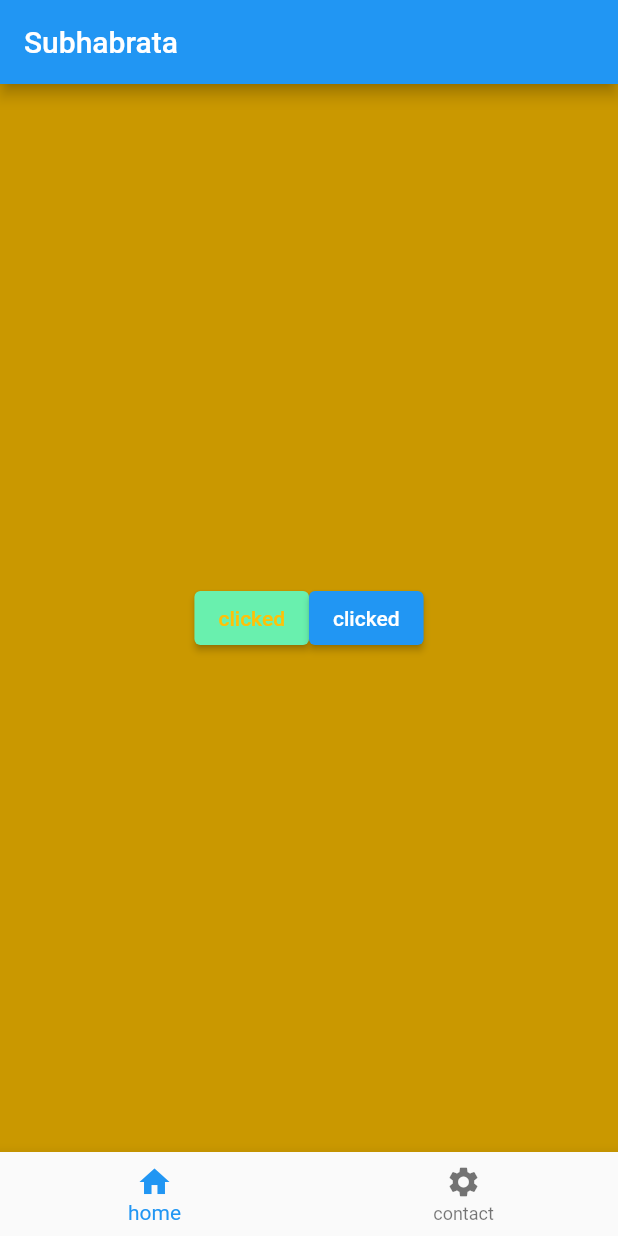
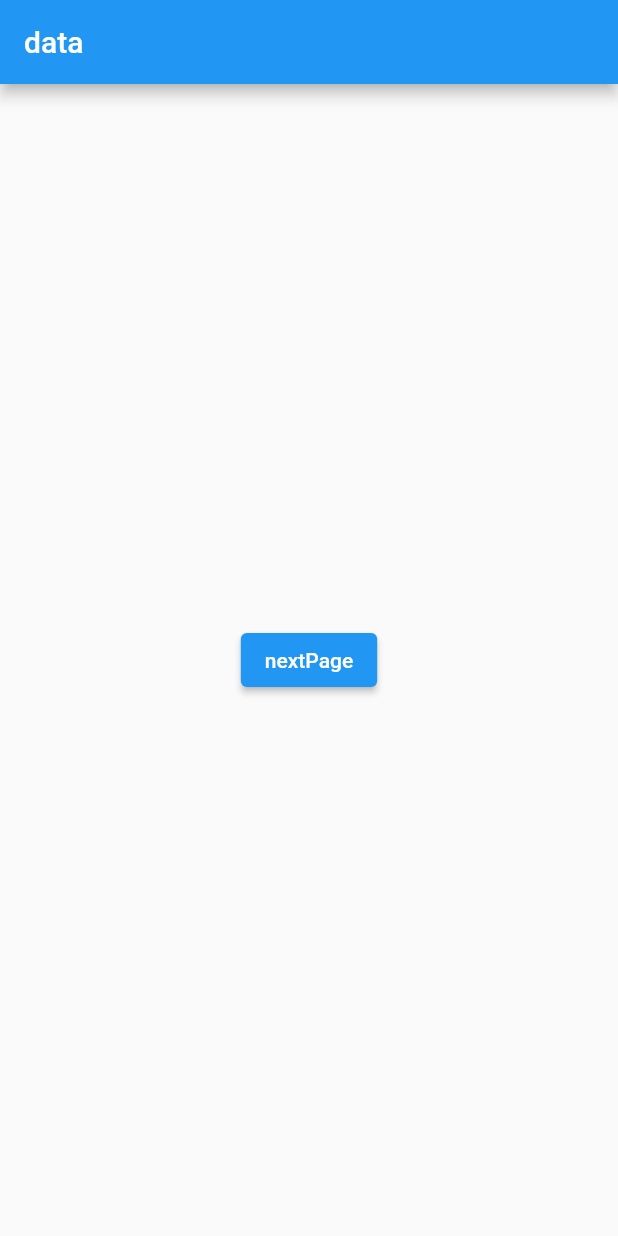
Before and after one commit to subhabratamajee/flutter_first_app, a Flutter app: the screen it shows after launch, on a phone screen of 412 x 824 dp. Run offline on Flutter 3.47's test engine with Material 2 defaults, Android fonts, the phone set to English and light mode, and no system bars.

Commit message:
page change

```diff
--- a/lib/main.dart
+++ b/lib/main.dart
@@ -1,71 +1,57 @@
+
 import 'package:flutter/material.dart';
 
 void main() {
-  runApp(MyApp());
+  runApp(const MyApp());
 }
 
-class MyApp extends StatefulWidget {
-  MyApp({super.key});
+class  MyApp extends StatelessWidget {
+  const MyApp({super.key});
 
   @override
-  State<MyApp> createState() => _MyAppState();
-}
-
-class _MyAppState extends State<MyApp> {
-  String buttonName = "clicked";
-  int currentIndex = 0;
-  @override
   Widget build(BuildContext context) {
-    return MaterialApp(
-      home: Scaffold(
-        appBar: AppBar(
-          title: const Text('Subhabrata'),
-        ),
-        body: Center(
-            child: currentIndex==0? Container(
-          color: Color.fromARGB(255, 202, 152, 0),
-          width: double.infinity,
-          height: double.infinity,
-          child: Row(
-              mainAxisAlignment: MainAxisAlignment.center,
-              crossAxisAlignment: CrossAxisAlignment.center,
-              children: [
-                ElevatedButton(
-                    style: ElevatedButton.styleFrom(
-                      primary: Colors.greenAccent,
-                      onPrimary: Colors.amber,
-                    ),
-                    onPressed: () {
-                      setState(() {
-                        buttonName = buttonName;
-                      });
-                    },
-                    child: Text(buttonName)),
-                ElevatedButton(
-                    onPressed: () {
-                      setState(() {
-                        buttonName = 'majee';
-                      });
-                    },
-                    child: Text(buttonName))
-              ]),
-        ):Image.asset('images/abc.jpeg')
-        ),
-        bottomNavigationBar: BottomNavigationBar(
-          items: const [
-            BottomNavigationBarItem(label: 'home', icon: Icon(Icons.home)),
-            BottomNavigationBarItem(
-                label: 'contact', icon: Icon(Icons.settings))
-          ],
-          currentIndex: currentIndex,
-          onTap: (int index) {
-            setState(() {
-              currentIndex = index;
-            });
-          },
-        ),
-      ),
+    return const MaterialApp(
+      home:  FirstPage(),
       debugShowCheckedModeBanner: false,
+      // theme: ThemeData(
+      //   primarySwatch: Colors.blue,
+      // ),
     );
   }
 }
+
+
+class FirstPage extends StatelessWidget {
+  const FirstPage({super.key});
+
+  @override
+  Widget build(BuildContext context) {
+    return Scaffold(appBar: AppBar(title: const Text('data'),
+      ),
+      body: Center(
+    child: ElevatedButton(onPressed: (){
+      Navigator.of(context).push(MaterialPageRoute(builder: (BuildContext context){
+        return const SecondPage();
+      }));
+    }, child: const Text('nextPage')),
+      ),
+      );
+  }
+}
+
+class SecondPage extends StatelessWidget {
+  const SecondPage({super.key});
+
+  @override
+  Widget build(BuildContext context) {
+    return Scaffold(appBar: AppBar(title: const Text('Second Page'),
+
+    automaticallyImplyLeading: false,
+      ),
+      body:const Center(
+
+    child: Text(' this is subhabrata Majee,You can contact with me . My Mobile Number is 6297385213')
+      ),
+      );
+  }
+}
```
Also changed, not shown: 1 other file.
